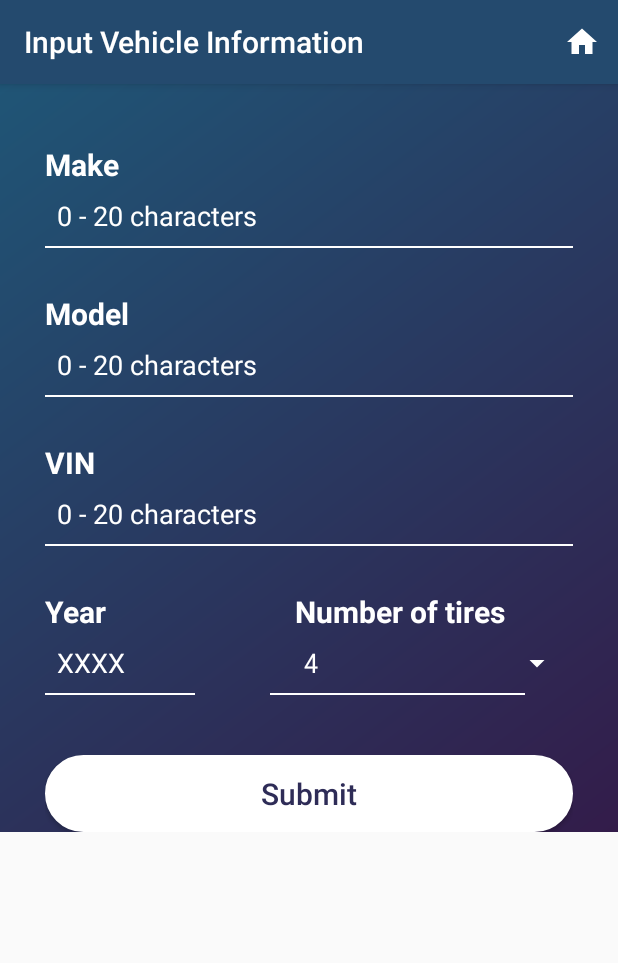
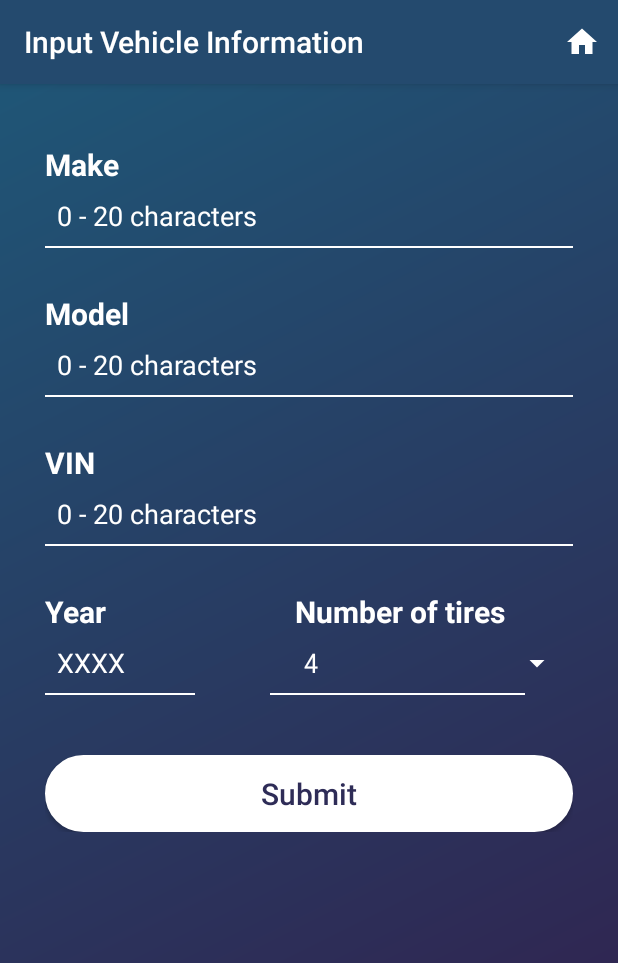
Before and after one commit to mandouss/tyrata-mobile, an Android app: the Input_Vehicle_Info screen opened directly, with no data from a screen before it, on a phone screen of 412 x 824 dp. Shown: the top 963 px of the screen. Run offline under Robolectric (Android 15) with nearby library versions, the phone set to English and light mode, and no system bars.

Commit message:
modify report UI

```diff
--- a/app/src/main/res/drawable/edittext_report.xml
+++ b/app/src/main/res/drawable/edittext_report.xml
@@ -1,8 +1,6 @@
 <?xml version="1.0" encoding="utf-8"?>
 <shape xmlns:android="http://schemas.android.com/apk/res/android">
-    <stroke
-        android:width="3dp"
-        android:color="#244a6e"/>
+
 
     <corners
         android:radius="2dp"/>
--- a/app/src/main/res/layout/activity_input__vehicle__info.xml
+++ b/app/src/main/res/layout/activity_input__vehicle__info.xml
@@ -2,14 +2,14 @@
 <LinearLayout xmlns:android="http://schemas.android.com/apk/res/android"
     xmlns:tools="http://schemas.android.com/tools"
     android:layout_width="match_parent"
-    android:layout_height="wrap_content"
+    android:layout_height="match_parent"
     android:background="@drawable/login_gradients"
     tools:context="edu.duke.ece651.tyrata.calibration.Input_Vehicle_Info">
 
 
     <LinearLayout
         android:layout_width="match_parent"
-        android:layout_height="wrap_content"
+        android:layout_height="match_parent"
         android:orientation="vertical">
 
         <include
@@ -18,7 +18,7 @@
 
         <ScrollView
             android:layout_width="match_parent"
-            android:layout_height="wrap_content"
+            android:layout_height="match_parent"
             android:layout_marginLeft="30dp"
             android:layout_marginRight="30dp">
 
--- a/app/src/main/res/layout/activity_report_accident.xml
+++ b/app/src/main/res/layout/activity_report_accident.xml
@@ -35,6 +35,7 @@
         android:maxLines="25"
         android:minLines="20"
         android:scrollbars="vertical"
+        android:elevation="4dp"
         app:layout_constraintEnd_toEndOf="parent"
         app:layout_constraintHorizontal_bias="0.5"
         app:layout_constraintStart_toStartOf="parent" />
@@ -49,6 +50,7 @@
         android:onClick="sendReportToMain"
         android:background="@drawable/login_button"
         android:text="Submit"
+        android:textSize="16dp"
         android:textColor="@color/grey"
         app:layout_constraintEnd_toEndOf="parent"
         app:layout_constraintHorizontal_bias="0.5"
```
